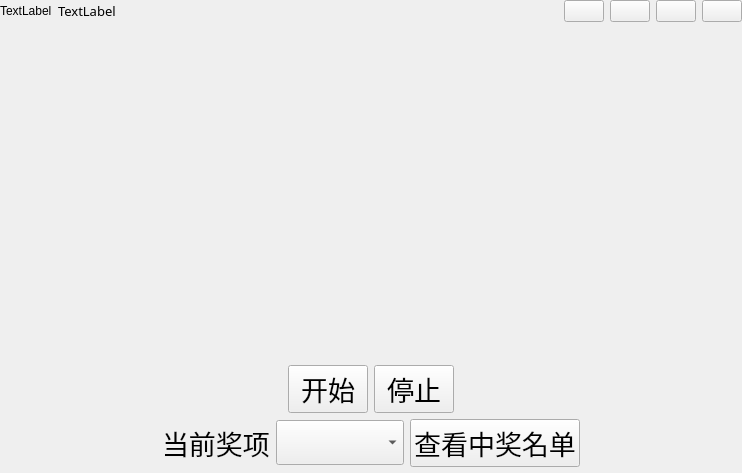
123lxyy/lottery, file widget.ui: the form before one commit.
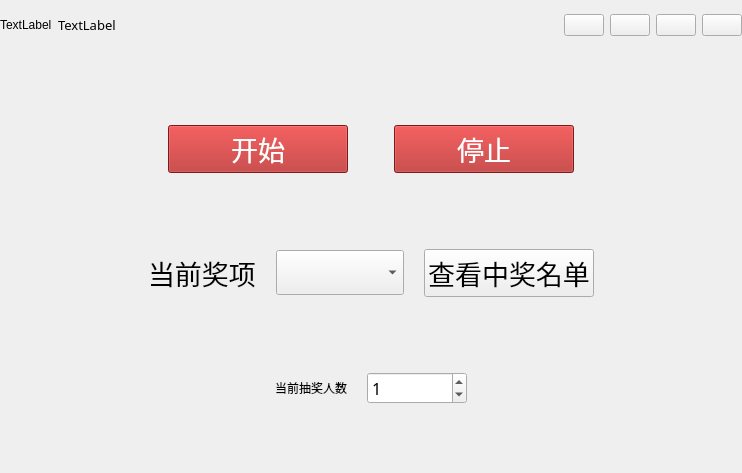
The form after the commit. Custom widgets are drawn as their Qt base class.

The edit to the form file:
```diff
--- a/widget.ui
+++ b/widget.ui
@@ -22,7 +22,7 @@
   <property name="windowTitle">
    <string>Widget</string>
   </property>
-  <layout class="QGridLayout" name="gridLayout_3" rowstretch="0,1,0,0" rowminimumheight="0,0,0,0">
+  <layout class="QGridLayout" name="gridLayout_2" rowstretch="0,0,0,0,0,0,0,0,0,0,0">
    <property name="leftMargin">
     <number>0</number>
    </property>
@@ -35,8 +35,33 @@
    <property name="bottomMargin">
     <number>0</number>
    </property>
+   <item row="4" column="0">
+    <spacer name="verticalSpacer">
+     <property name="orientation">
+      <enum>Qt::Vertical</enum>
+     </property>
+     <property name="sizeHint" stdset="0">
+      <size>
+       <width>20</width>
+       <height>40</height>
+      </size>
+     </property>
+    </spacer>
+   </item>
    <item row="0" column="0">
     <widget class="MyWidget" name="widget" native="true">
+     <property name="minimumSize">
+      <size>
+       <width>0</width>
+       <height>50</height>
+      </size>
+     </property>
+     <property name="maximumSize">
+      <size>
+       <width>16777215</width>
+       <height>50</height>
+      </size>
+     </property>
      <layout class="QGridLayout" name="gridLayout_4">
       <property name="leftMargin">
        <number>0</number>
@@ -60,7 +85,7 @@
         </property>
         <property name="sizeHint" stdset="0">
          <size>
-          <width>431</width>
+          <width>463</width>
           <height>20</height>
          </size>
         </property>
@@ -117,28 +142,72 @@
      </layout>
     </widget>
    </item>
-   <item row="1" column="0">
-    <widget class="QWidget" name="widgetGridLayout" native="true">
-     <layout class="QGridLayout" name="gridLayout_2">
-      <property name="leftMargin">
-       <number>0</number>
-      </property>
-      <property name="topMargin">
-       <number>0</number>
-      </property>
-      <property name="rightMargin">
-       <number>0</number>
-      </property>
-      <property name="bottomMargin">
-       <number>0</number>
-      </property>
-      <item row="0" column="0">
-       <layout class="QGridLayout" name="gridLayout"/>
-      </item>
-     </layout>
-    </widget>
+   <item row="9" column="0">
+    <layout class="QHBoxLayout" name="horizontalLayout_3">
+     <property name="spacing">
+      <number>20</number>
+     </property>
+     <item>
+      <spacer name="horizontalSpacer_8">
+       <property name="orientation">
+        <enum>Qt::Horizontal</enum>
+       </property>
+       <property name="sizeHint" stdset="0">
+        <size>
+         <width>40</width>
+         <height>20</height>
+        </size>
+       </property>
+      </spacer>
+     </item>
+     <item>
+      <widget class="QLabel" name="label_4">
+       <property name="styleSheet">
+        <string notr="true">font: 20pt &quot;黑体&quot;;</string>
+       </property>
+       <property name="text">
+        <string>当前抽奖人数</string>
+       </property>
+      </widget>
+     </item>
+     <item>
+      <widget class="QSpinBox" name="spinBox">
+       <property name="minimumSize">
+        <size>
+         <width>100</width>
+         <height>30</height>
+        </size>
+       </property>
+       <property name="font">
+        <font>
+         <family>黑体</family>
+         <pointsize>12</pointsize>
+        </font>
+       </property>
+       <property name="value">
+        <number>1</number>
+       </property>
+      </widget>
+     </item>
+     <item>
+      <spacer name="horizontalSpacer_7">
+       <property name="orientation">
+        <enum>Qt::Horizontal</enum>
+       </property>
+       <property name="sizeHint" stdset="0">
+        <size>
+         <width>40</width>
+         <height>20</height>
+        </size>
+       </property>
+      </spacer>
+     </item>
+    </layout>
    </item>
-   <item row="2" column="0">
+   <item row="3" column="0">
+    <layout class="QGridLayout" name="gridLayout"/>
+   </item>
+   <item row="5" column="0">
     <layout class="QHBoxLayout" name="horizontalLayout_2">
      <item>
       <spacer name="horizontalSpacer">
@@ -157,25 +226,58 @@
       <layout class="QHBoxLayout" name="horizontalLayout">
        <item>
         <widget class="QPushButton" name="pushButton_5">
+         <property name="minimumSize">
+          <size>
+           <width>180</width>
+           <height>40</height>
+          </size>
+         </property>
          <property name="font">
           <font>
            <family>黑体</family>
            <pointsize>20</pointsize>
           </font>
          </property>
+         <property name="styleSheet">
+          <string notr="true">background-color: rgb(178, 34, 34);
+color: rgb(255, 255, 255);</string>
+         </property>
          <property name="text">
           <string>开始</string>
          </property>
         </widget>
        </item>
+       <item>
+        <spacer name="horizontalSpacer_6">
+         <property name="orientation">
+          <enum>Qt::Horizontal</enum>
+         </property>
+         <property name="sizeHint" stdset="0">
+          <size>
+           <width>40</width>
+           <height>20</height>
+          </size>
+         </property>
+        </spacer>
+       </item>
        <item>
         <widget class="QPushButton" name="pushButton_6">
+         <property name="minimumSize">
+          <size>
+           <width>180</width>
+           <height>40</height>
+          </size>
+         </property>
          <property name="font">
           <font>
            <family>黑体</family>
            <pointsize>20</pointsize>
           </font>
          </property>
+         <property name="styleSheet">
+          <string notr="true">background-color: rgb(178, 34, 34);
+color: rgb(255, 255, 255);</string>
+         </property>
          <property name="text">
           <string>停止</string>
          </property>
@@ -198,7 +300,7 @@
      </item>
     </layout>
    </item>
-   <item row="3" column="0">
+   <item row="7" column="0">
     <layout class="QHBoxLayout" name="horizontalLayout_4">
      <item>
       <spacer name="horizontalSpacer_4">
@@ -215,8 +317,11 @@
      </item>
      <item>
       <layout class="QHBoxLayout" name="horizontalLayout_5" stretch="0,1,0">
+       <property name="spacing">
+        <number>20</number>
+       </property>
        <property name="bottomMargin">
-        <number>6</number>
+        <number>0</number>
        </property>
        <item>
         <widget class="QLabel" name="label">
@@ -271,6 +376,45 @@
      </item>
     </layout>
    </item>
+   <item row="6" column="0">
+    <spacer name="verticalSpacer_2">
+     <property name="orientation">
+      <enum>Qt::Vertical</enum>
+     </property>
+     <property name="sizeHint" stdset="0">
+      <size>
+       <width>20</width>
+       <height>40</height>
+      </size>
+     </property>
+    </spacer>
+   </item>
+   <item row="8" column="0">
+    <spacer name="verticalSpacer_3">
+     <property name="orientation">
+      <enum>Qt::Vertical</enum>
+     </property>
+     <property name="sizeHint" stdset="0">
+      <size>
+       <width>20</width>
+       <height>40</height>
+      </size>
+     </property>
+    </spacer>
+   </item>
+   <item row="10" column="0">
+    <spacer name="verticalSpacer_4">
+     <property name="orientation">
+      <enum>Qt::Vertical</enum>
+     </property>
+     <property name="sizeHint" stdset="0">
+      <size>
+       <width>20</width>
+       <height>40</height>
+      </size>
+     </property>
+    </spacer>
+   </item>
   </layout>
  </widget>
  <layoutdefault spacing="6" margin="11"/>
```
Left out of the diff: 50 changed lines with no effect on the pictures.
